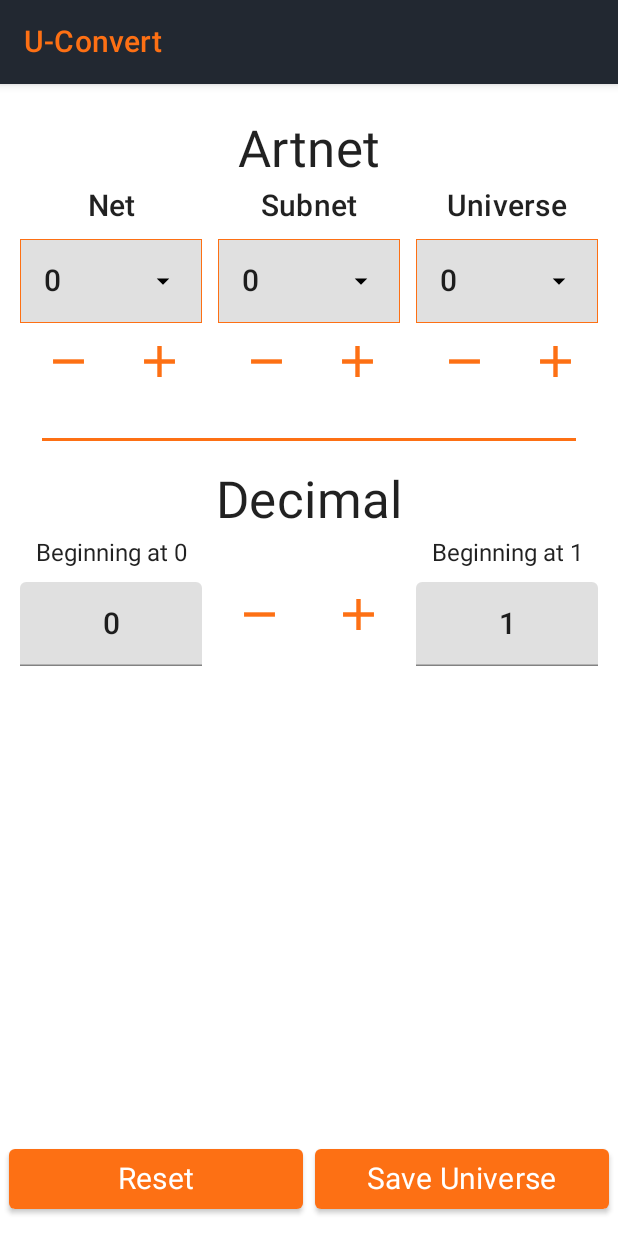
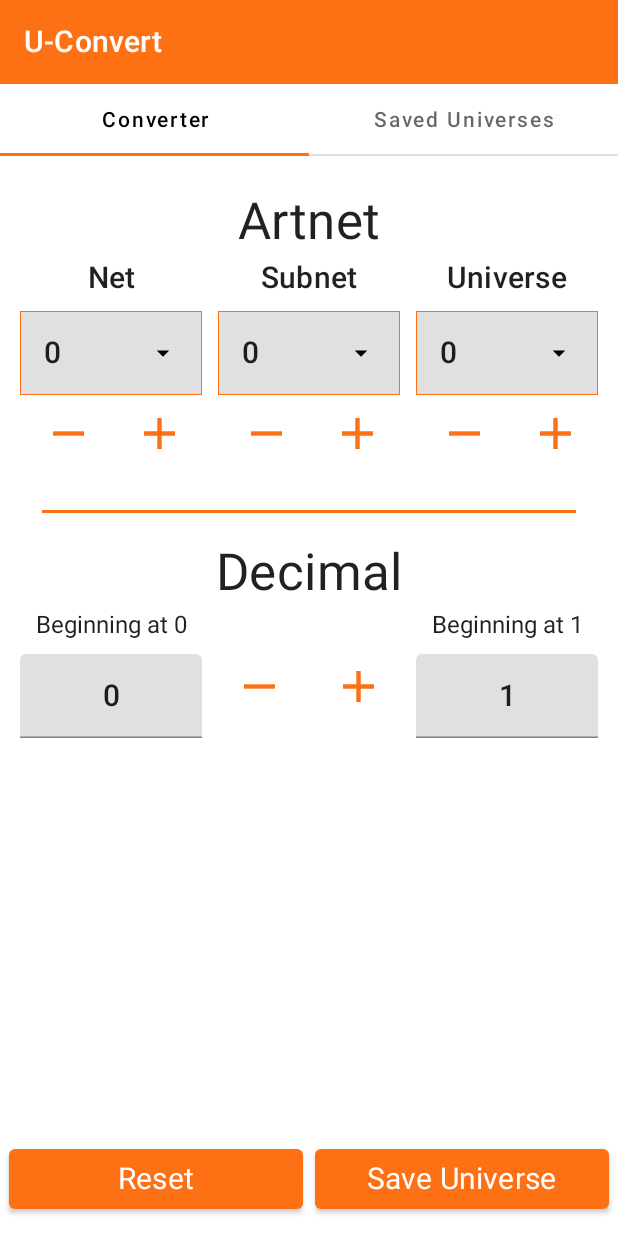
Before and after one commit to JeremyDufeux/U-Convert, an Android app built with Jetpack Compose: the screen it shows after launch (MainActivity), on a phone screen of 412 x 824 dp. Run offline under Robolectric (Android 15) with nearby library versions, the phone set to English and light mode, and no system bars; our stand-ins replace Dagger/Hilt's generated code, Room's generated code, Timber, constraintlayout-compose.

```diff
--- a/app/build.gradle
+++ b/app/build.gradle
@@ -75,6 +75,7 @@ dependencies {
     implementation "androidx.compose.ui:ui:$compose_version"
     implementation "androidx.compose.material:material:$compose_version"
     implementation "androidx.compose.ui:ui-tooling-preview:$compose_version"
+    implementation "androidx.compose.material:material-icons-extended:$compose_version"
     implementation 'androidx.lifecycle:lifecycle-runtime-ktx:2.4.1'
     implementation 'androidx.activity:activity-compose:1.4.0'
     testImplementation 'junit:junit:4.13.2'
@@ -93,6 +94,7 @@ dependencies {
     implementation("com.google.dagger:hilt-android:$hilt_version")
     androidTestImplementation 'androidx.test.espresso:espresso-contrib:3.5.0-alpha04'
     kapt("com.google.dagger:hilt-android-compiler:$hilt_version")
+    implementation "androidx.hilt:hilt-navigation-compose:1.0.0"
 
     // Coroutines
     implementation 'org.jetbrains.kotlinx:kotlinx-coroutines-android:1.5.2'
--- a/app/src/main/java/com/jeremydufeux/u_convert/ui/activities/MainActivity.kt
+++ b/app/src/main/java/com/jeremydufeux/u_convert/ui/activities/MainActivity.kt
@@ -3,58 +3,53 @@ package com.jeremydufeux.u_convert.ui.activities
 import android.os.Bundle
 import androidx.activity.ComponentActivity
 import androidx.activity.compose.setContent
-import androidx.activity.viewModels
+import androidx.compose.foundation.layout.Box
 import androidx.compose.foundation.layout.padding
-import androidx.compose.material.MaterialTheme
 import androidx.compose.material.Scaffold
-import androidx.compose.material.Text
-import androidx.compose.material.TopAppBar
 import androidx.compose.runtime.Composable
+import androidx.compose.runtime.getValue
+import androidx.compose.runtime.mutableStateOf
+import androidx.compose.runtime.saveable.rememberSaveable
+import androidx.compose.runtime.setValue
 import androidx.compose.ui.Modifier
-import androidx.compose.ui.res.stringResource
-import com.jeremydufeux.u_convert.R
 import com.jeremydufeux.u_convert.ui.theme.UConvertTheme
-import com.jeremydufeux.u_convert.ui.views.ConverterScreen
+import com.jeremydufeux.u_convert.ui.views.UConvertAppBar
 import dagger.hilt.android.AndroidEntryPoint
 
 @AndroidEntryPoint
 class MainActivity : ComponentActivity() {
 
-    private val viewModel by viewModels<MainActivityViewModel>()
-
     override fun onCreate(savedInstanceState: Bundle?) {
         super.onCreate(savedInstanceState)
 
         setContent {
-            App(viewModel)
+            App()
         }
     }
 }
 
 @Composable
-fun App(viewModel: MainActivityViewModel) {
+fun App() {
     UConvertTheme {
+        val allScreen = MainActivityScreen.values().toList()
+        var currentScreen by rememberSaveable { mutableStateOf(MainActivityScreen.Converter)}
+
         Scaffold(
             topBar = {
-                AppBar()
+                UConvertAppBar(
+                    allScreen = allScreen,
+                    onTabSelected = { screen -> currentScreen = screen},
+                    currentScreen = currentScreen
+                )
             },
         ) { innerPadding ->
-            ConverterScreen(
-                Modifier.padding(innerPadding),
-                viewModel)
+            Box(Modifier.padding(innerPadding)){
+                currentScreen.Content(
+                    onScreenChange = { screen ->
+                        currentScreen = MainActivityScreen.valueOf(screen)
+                    }
+                )
+            }
         }
     }
 }
-
-@Composable
-fun AppBar(){
-    TopAppBar(
-        title = {
-            Text(
-                text = stringResource(R.string.app_name),
-                style = MaterialTheme.typography.h6.copy(color = MaterialTheme.colors.primary,)
-            )
-        },
-        backgroundColor = MaterialTheme.colors.secondary
-    )
-}
--- /dev/null
+++ b/app/src/main/java/com/jeremydufeux/u_convert/ui/activities/MainActivityScreen.kt
@@ -0,0 +1,34 @@
+package com.jeremydufeux.u_convert.ui.activities
+
+import androidx.compose.runtime.Composable
+import com.jeremydufeux.u_convert.ui.views.ConverterScreen
+import com.jeremydufeux.u_convert.ui.views.SavedUniversesScreen
+
+enum class MainActivityScreen(
+    val title: String,
+    val body: @Composable ((String) -> Unit) -> Unit
+){
+    Converter(
+        title = "Converter",
+        body = { ConverterScreen() },
+    ),
+    SavedUniverses(
+        title = "Saved Universes",
+        body = { SavedUniversesScreen() }
+    );
+
+    @Composable
+    fun Content(onScreenChange: (String) -> Unit){
+        body(onScreenChange)
+    }
+
+    companion object {
+        fun fromRoute(route: String?): MainActivityScreen =
+            when (route?.substringBefore("/")){
+                Converter.name -> Converter
+                SavedUniverses.name -> SavedUniverses
+                null -> Converter
+                else -> throw IllegalArgumentException("Route $route is not recognized")
+            }
+    }
+}
--- a/app/src/main/java/com/jeremydufeux/u_convert/ui/theme/Theme.kt
+++ b/app/src/main/java/com/jeremydufeux/u_convert/ui/theme/Theme.kt
@@ -1,5 +1,6 @@
 package com.jeremydufeux.u_convert.ui.theme
 
+import android.annotation.SuppressLint
 import androidx.compose.foundation.isSystemInDarkTheme
 import androidx.compose.material.MaterialTheme
 import androidx.compose.material.darkColors
@@ -12,13 +13,16 @@ private val DarkColorPalette = darkColors(
     primaryVariant = LightOrange,
     secondary = EbonyClay,
     background = BrightGray,
+    onSecondary = DeepOrange
 )
 
+@SuppressLint("ConflictingOnColor")
 private val LightColorPalette = lightColors(
     primary = DeepOrange,
     primaryVariant = LightOrange,
-    secondary = EbonyClay,
+    secondary = DeepOrange,
     background = Color.White,
+    onSecondary = Color.White,
     /* Other default colors to override
     background = Color.White,
     surface = Color.White,
--- a/app/src/main/java/com/jeremydufeux/u_convert/ui/views/ConverterScreen.kt
+++ b/app/src/main/java/com/jeremydufeux/u_convert/ui/views/ConverterScreen.kt
@@ -24,12 +24,13 @@ import androidx.compose.ui.text.style.TextAlign
 import androidx.compose.ui.unit.dp
 import androidx.constraintlayout.compose.ConstraintLayout
 import androidx.constraintlayout.compose.Dimension
+import androidx.lifecycle.viewmodel.compose.viewModel
 import com.jeremydufeux.u_convert.R
 import com.jeremydufeux.u_convert.ui.activities.MainActivityViewModel
 
 @OptIn(ExperimentalComposeUiApi::class)
 @Composable
-fun ConverterScreen(modifier: Modifier, viewModel: MainActivityViewModel) {
+fun ConverterScreen(viewModel: MainActivityViewModel = viewModel()) {
     val keyboardController = LocalSoftwareKeyboardController.current
     val focusManager = LocalFocusManager.current
 
@@ -40,7 +41,7 @@ fun ConverterScreen(modifier: Modifier, viewModel: MainActivityViewModel) {
 
     Surface(
         color = MaterialTheme.colors.background,
-        modifier = modifier
+        modifier = Modifier
             .fillMaxSize()
             .pointerInput(Unit) {
                 detectTapGestures(onTap = {
--- /dev/null
+++ b/app/src/main/java/com/jeremydufeux/u_convert/ui/views/SavedUniversesScreen.kt
@@ -0,0 +1,10 @@
+package com.jeremydufeux.u_convert.ui.views
+
+import androidx.compose.runtime.Composable
+import androidx.lifecycle.viewmodel.compose.viewModel
+import com.jeremydufeux.u_convert.ui.activities.MainActivityViewModel
+
+@Composable
+fun SavedUniversesScreen(viewModel: MainActivityViewModel = viewModel()) {
+
+}
--- /dev/null
+++ b/app/src/main/java/com/jeremydufeux/u_convert/ui/views/UConvertAppBar.kt
@@ -0,0 +1,60 @@
+package com.jeremydufeux.u_convert.ui.views
+
+import androidx.compose.foundation.border
+import androidx.compose.foundation.layout.Box
+import androidx.compose.foundation.layout.Column
+import androidx.compose.foundation.layout.fillMaxWidth
+import androidx.compose.foundation.layout.height
+import androidx.compose.material.*
+import androidx.compose.material.TabRowDefaults.tabIndicatorOffset
+import androidx.compose.runtime.Composable
+import androidx.compose.ui.Modifier
+import androidx.compose.ui.res.stringResource
+import androidx.compose.ui.unit.dp
+import com.jeremydufeux.u_convert.R
+import com.jeremydufeux.u_convert.ui.activities.MainActivityScreen
+
+@Composable
+fun UConvertAppBar(
+    allScreen: List<MainActivityScreen>,
+    onTabSelected: (MainActivityScreen) -> Unit,
+    currentScreen: MainActivityScreen,
+) {
+    Column(modifier = Modifier.fillMaxWidth()) {
+        TopAppBar(
+            title = {
+                Text(
+                    text = stringResource(R.string.app_name),
+                    style = MaterialTheme.typography.h6.copy(color = MaterialTheme.colors.onSecondary,)
+                )
+            },
+            backgroundColor = MaterialTheme.colors.secondary
+        )
+
+        val currentIndex = allScreen.indexOf(currentScreen)
+        TabRow(
+            selectedTabIndex = currentIndex,
+            backgroundColor = MaterialTheme.colors.background,
+            indicator = { tabPositions ->
+                Box(
+                    Modifier
+                        .tabIndicatorOffset(tabPositions[currentIndex])
+                        .height(2.dp)
+                        .border(1.dp, MaterialTheme.colors.primary)
+                )
+            },
+        ) {
+            allScreen.forEachIndexed { index, screen ->
+                Tab(
+                    selected = currentIndex == index,
+                    onClick = {
+                        onTabSelected(screen)
+                    },
+                    text = {
+                        Text(text = screen.title)
+                    },
+                )
+            }
+        }
+    }
+}
--- a/build.gradle
+++ b/build.gradle
@@ -1,7 +1,7 @@
 // Top-level build file where you can add configuration options common to all sub-projects/modules.
 buildscript {
     ext {
-        compose_version = '1.1.0'
+        compose_version = '1.1.1'
         hilt_version = '2.38.1'
         room_version = '2.4.1'
     }
```
